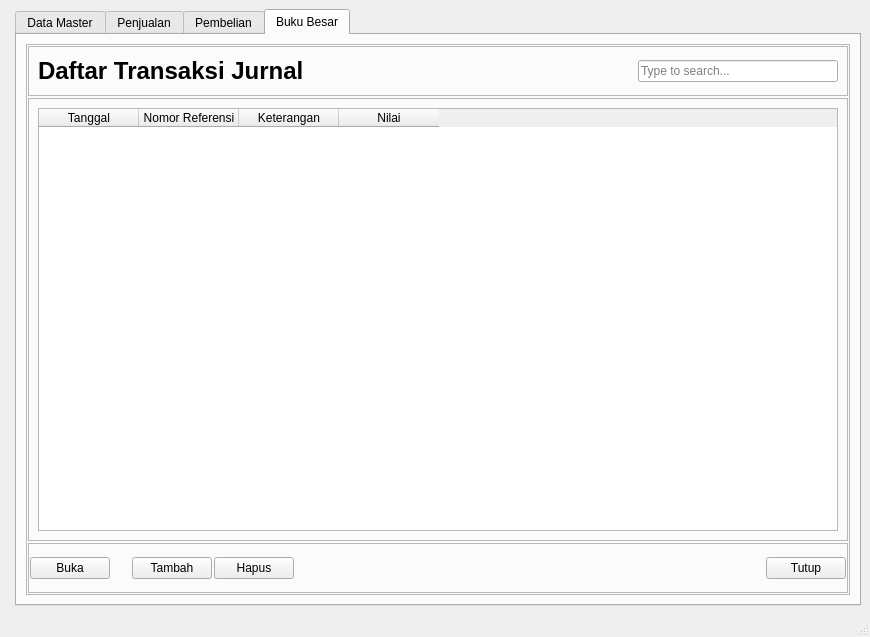
Qt form GUI.ui (fnugrahendi/petuk.corp) before a commit.
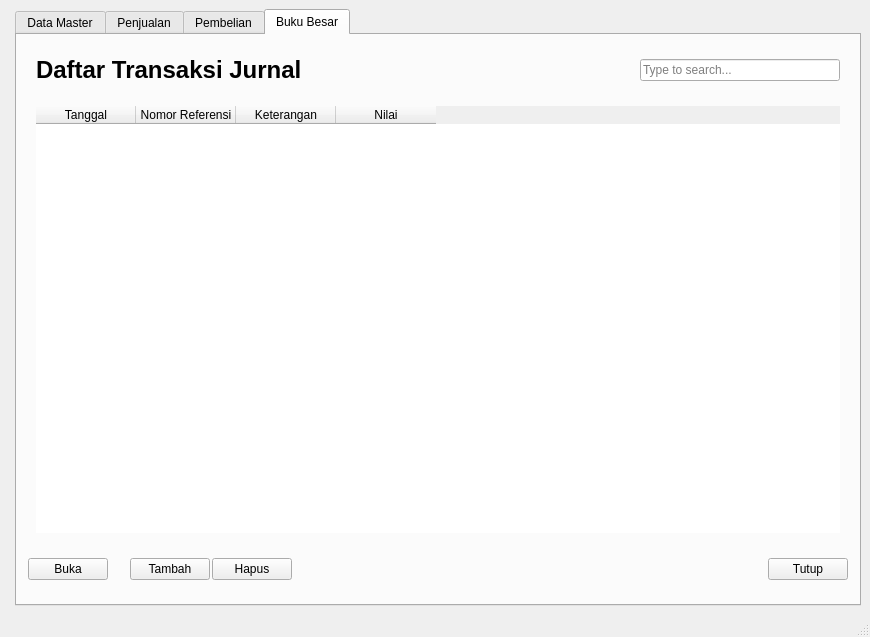
The same form after that commit. The open tabs and pages were chosen to show the change. Icons and pictures are not drawn.

Commit message: Remove frame border on Buku besar's rooms

Patch:
```diff
--- a/GUI.ui
+++ b/GUI.ui
@@ -6241,6 +6241,9 @@
               </property>
               <item>
                <widget class="QFrame" name="fr_BukuBesar_DaftarTransaksiJurnal">
+                <property name="styleSheet">
+                 <string notr="true">QFrame{border-style:none;border-width:0px;}</string>
+                </property>
                 <property name="frameShape">
                  <enum>QFrame::StyledPanel</enum>
                 </property>
```
Left out of the diff: 7 changed lines with no effect on the pictures. The commit also changes 1 other file.
